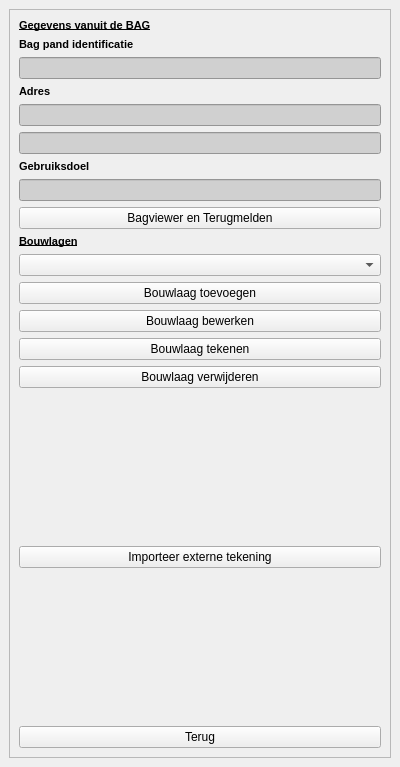
Old version of the form plugin/oiv/bag_pand/oiv_pandgegevens_widget.ui in the repository OIV-NL-QGIS/QGIS_project.
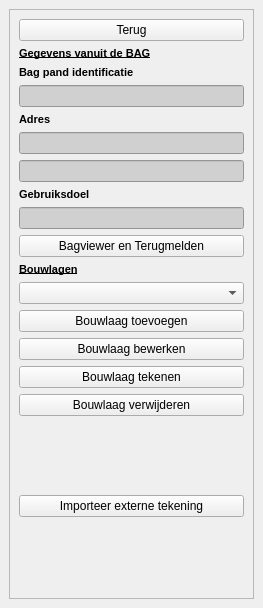
New version of the form.

Commit message:
added scroll-areas to all forms and terug button on top op each form
first update v3.3.8
closes #171 closes #129

What changed in the file:
```diff
--- a/plugin/oiv/bag_pand/oiv_pandgegevens_widget.ui
+++ b/plugin/oiv/bag_pand/oiv_pandgegevens_widget.ui
@@ -6,8 +6,8 @@
    <rect>
     <x>0</x>
     <y>0</y>
-    <width>400</width>
-    <height>767</height>
+    <width>263</width>
+    <height>608</height>
    </rect>
   </property>
   <property name="sizePolicy">
@@ -40,13 +40,20 @@
         <rect>
          <x>0</x>
          <y>0</y>
-         <width>376</width>
-         <height>717</height>
+         <width>243</width>
+         <height>566</height>
         </rect>
        </property>
        <layout class="QVBoxLayout" name="verticalLayout_3">
         <item>
          <layout class="QVBoxLayout" name="verticalLayout">
+          <item>
+           <widget class="QPushButton" name="terug">
+            <property name="text">
+             <string>Terug</string>
+            </property>
+           </widget>
+          </item>
           <item>
            <widget class="QLabel" name="label_12">
             <property name="sizePolicy">
@@ -311,13 +318,6 @@
             </property>
            </spacer>
           </item>
-          <item>
-           <widget class="QPushButton" name="terug">
-            <property name="text">
-             <string>Terug</string>
-            </property>
-           </widget>
-          </item>
          </layout>
         </item>
        </layout>
```
The commit also changes 12 other files.
